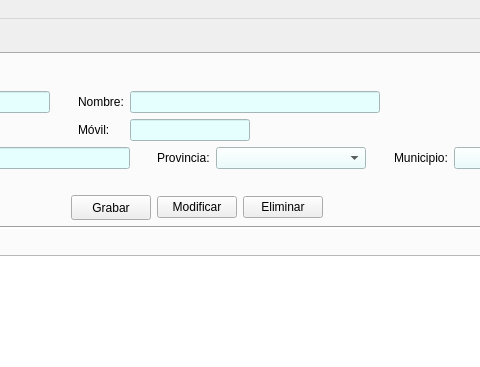
The window that venPrincipal.ui (Semperz/ProyectoDI) describes before a commit, drawn with Qt 5; both pictures show x 315 to 795 and y 0 to 367 of the 1024 by 768 pixel window.
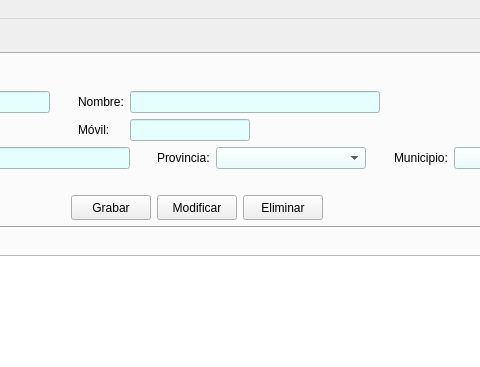
The same window after the commit. Icons and pictures are not drawn.

Commit message: hotfix(venPrincipal.py): resize buttons

```diff
--- a/venPrincipal.ui
+++ b/venPrincipal.ui
@@ -401,6 +401,18 @@
             </item>
             <item>
              <widget class="QPushButton" name="btnModifcli">
+              <property name="minimumSize">
+               <size>
+                <width>80</width>
+                <height>25</height>
+               </size>
+              </property>
+              <property name="maximumSize">
+               <size>
+                <width>80</width>
+                <height>25</height>
+               </size>
+              </property>
               <property name="text">
                <string>Modificar</string>
               </property>
@@ -408,6 +420,18 @@
             </item>
             <item>
              <widget class="QPushButton" name="btnDelcli">
+              <property name="minimumSize">
+               <size>
+                <width>80</width>
+                <height>25</height>
+               </size>
+              </property>
+              <property name="maximumSize">
+               <size>
+                <width>80</width>
+                <height>25</height>
+               </size>
+              </property>
               <property name="text">
                <string>Eliminar</string>
               </property>
```
Left out of the diff: 2 changed lines with no effect on the pictures. The commit also changes 1 other file.
